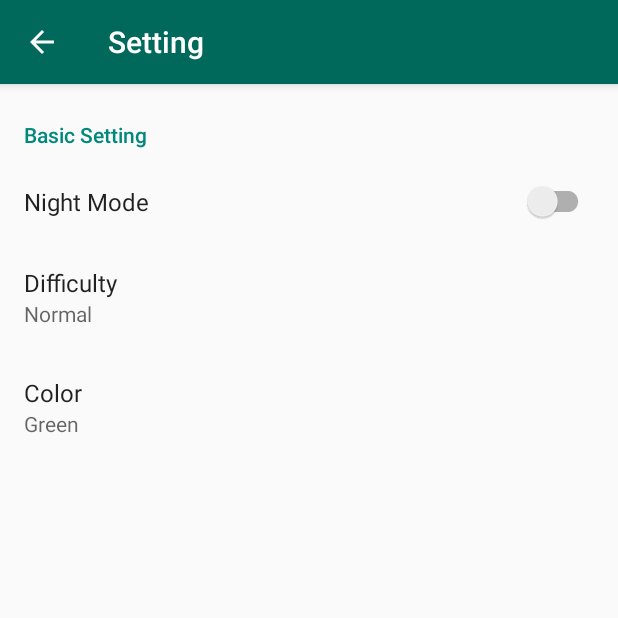
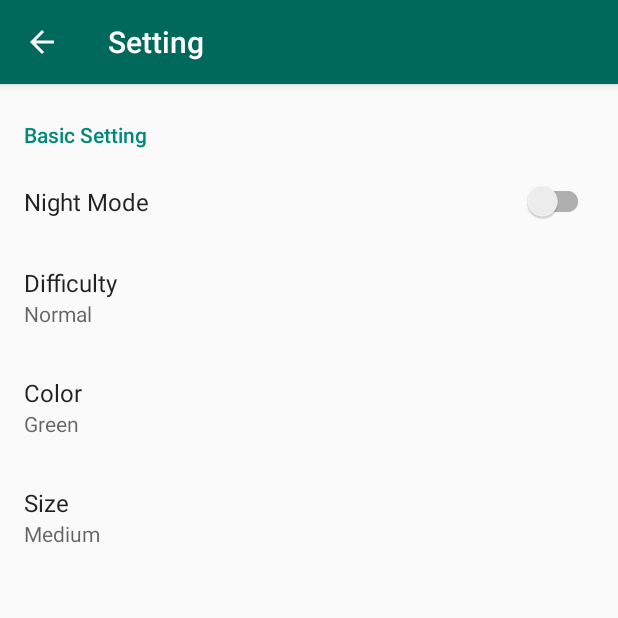
Before and after one commit to vik7am/Hungry-Snake, an Android app: the SettingsFragment screen opened directly, with no data from a screen before it, on a phone screen of 412 x 824 dp, the top half of it. Run offline under Robolectric (Android 15) with nearby library versions, the phone set to English and light mode, and no system bars; our stand-ins replace androidx.preference.

Commit message:
Added setting to modify snake size

```diff
--- a/app/src/main/res/values/arrays.xml
+++ b/app/src/main/res/values/arrays.xml
@@ -9,20 +9,23 @@
         <item>Easy</item>
         <item>Normal</item>
         <item>Hard</item>
-        <item>Custom</item>
     </string-array>
     <string-array name="difficulty_values">
         <item>0</item>
         <item>1</item>
         <item>2</item>
-        <item>3</item>
     </string-array>
 
     <string-array name="color">
         <item>Red</item>
         <item>Green</item>
         <item>Blue</item>
-        <item>Custom</item>
+    </string-array>
+
+    <string-array name="size">
+        <item>Small</item>
+        <item>Medium</item>
+        <item>Large</item>
     </string-array>
 
 </resources>
--- a/app/src/main/res/values/strings.xml
+++ b/app/src/main/res/values/strings.xml
@@ -22,6 +22,7 @@
     <string name="basic_setting1">Night Mode</string>
     <string name="basic_setting2">Difficulty</string>
     <string name="basic_setting3">Color</string>
+    <string name="basic_setting4">Size</string>
 
 
     <!-- Sync Preferences -->
--- a/app/src/main/res/xml/root_preferences.xml
+++ b/app/src/main/res/xml/root_preferences.xml
@@ -22,6 +22,15 @@
             app:entryValues="@array/color"
             app:key="color"
             app:title="@string/basic_setting3"
+            app:iconSpaceReserved="false"
+            app:useSimpleSummaryProvider="true" />
+
+        <ListPreference
+            app:defaultValue="Medium"
+            app:entries="@array/size"
+            app:entryValues="@array/size"
+            app:key="size"
+            app:title="Size"
             app:iconSpaceReserved="false"
             app:useSimpleSummaryProvider="true" />
 <!--
```
Also changed, not shown: app/src/main/java/com/vikrant/hungrysnake/GameData.java (+17 -6 lines).
